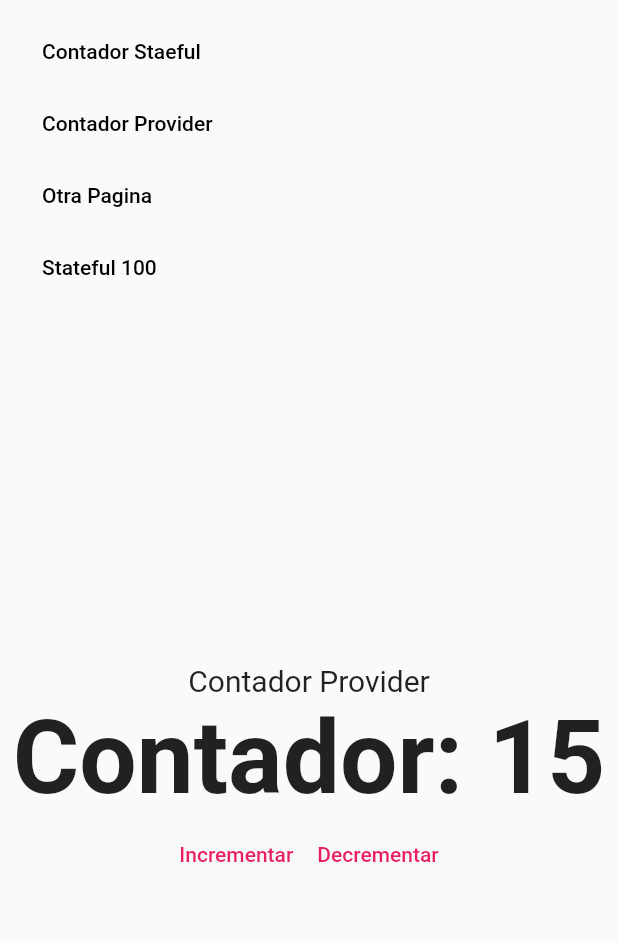
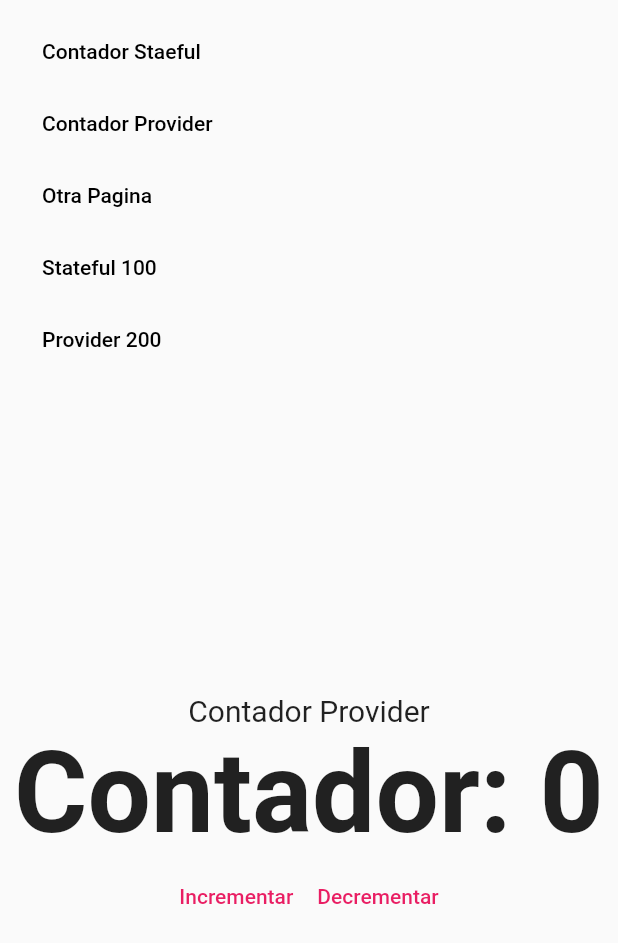
Before and after one commit to martinpelli/flutter_web, a Flutter app: the screen it shows after launch, after a tap on "Contador Provider", on a phone screen of 412 x 824 dp. Shown: the top 943 px of the screen. Run offline on Flutter 3.47's test engine with Material 2 defaults, Android fonts, the phone set to English and light mode, and no system bars; our stand-ins replace fluro, get_it.

Commit message:
router querys

```diff
--- a/lib/providers/counter_provider.dart
+++ b/lib/providers/counter_provider.dart
@@ -2,6 +2,12 @@ import 'package:flutter/cupertino.dart';
 import 'package:flutter/material.dart';
 
 class CounterProvider extends ChangeNotifier {
+  CounterProvider(String base) {
+    if (int.tryParse(base) != null) {
+      this._counter = int.parse(base);
+    }
+  }
+
   int _counter = 15;
 
   get counter => _counter;
--- a/lib/router/route_generator.dart
+++ b/lib/router/route_generator.dart
@@ -11,7 +11,11 @@ class RouteGenerator {
       case '/stateful':
         return _fadeRoute(CounterView(base: '5'), '/stateful');
       case '/provider':
-        return _fadeRoute(CounterProviderView(), '/provider');
+        return _fadeRoute(
+            CounterProviderView(
+              base: '5',
+            ),
+            '/provider');
       default:
         return _fadeRoute(View404(), '/404');
     }
--- /dev/null
+++ b/lib/router/route_handlers.dart
@@ -0,0 +1,18 @@
+import 'package:fluro/fluro.dart';
+
+import 'package:flutter_web/ui/views/counter_provider_view.dart';
+import 'package:flutter_web/ui/views/counter_view.dart';
+import 'package:flutter_web/ui/views/view_404.dart';
+
+final counterHandler = Handler(
+    handlerFunc: (context, params) =>
+        CounterView(base: params['base']?.first ?? '0'));
+
+final counterProviderHandler = Handler(
+    handlerFunc: (context, params) =>
+        CounterProviderView(base: params['q']?.first ?? '0'));
+
+final dashboardUserHandler =
+    Handler(handlerFunc: (context, params) => View404());
+
+final pageNotFound = Handler(handlerFunc: (_, __) => View404());
--- a/lib/router/router.dart
+++ b/lib/router/router.dart
@@ -1,30 +1,23 @@
 import 'package:fluro/fluro.dart';
-import 'package:flutter_web/ui/views/counter_provider_view.dart';
-import 'package:flutter_web/ui/views/counter_view.dart';
-import 'package:flutter_web/ui/views/view_404.dart';
+import 'package:flutter_web/router/route_handlers.dart';
 
 class Flurorouter {
   static final FluroRouter router = FluroRouter();
 
   static void configureRoutes() {
     router.define('/',
-        handler: _counterHandler, transitionType: TransitionType.fadeIn);
+        handler: counterHandler, transitionType: TransitionType.fadeIn);
+    //Stateful routes
     router.define('/stateful',
-        handler: _counterHandler, transitionType: TransitionType.fadeIn);
+        handler: counterHandler, transitionType: TransitionType.fadeIn);
     router.define('/stateful/:base',
-        handler: _counterHandler, transitionType: TransitionType.fadeIn);
+        handler: counterHandler, transitionType: TransitionType.fadeIn);
+    //Provider routes
     router.define('/provider',
-        handler: _counterProviderHandler,
-        transitionType: TransitionType.fadeIn);
-    router.notFoundHandler = _pageNotFound;
+        handler: counterProviderHandler, transitionType: TransitionType.fadeIn);
+    router.define('/dashboard/users/:userid/:roleid',
+        handler: dashboardUserHandler, transitionType: TransitionType.fadeIn);
+    //404 Not Found
+    router.notFoundHandler = pageNotFound;
   }
-
-  static Handler _counterHandler = Handler(
-      handlerFunc: (context, params) =>
-          CounterView(base: params['base']?[0] ?? '0'));
-
-  static Handler _counterProviderHandler =
-      Handler(handlerFunc: (context, params) => CounterProviderView());
-
-  static Handler _pageNotFound = Handler(handlerFunc: (_, __) => View404());
 }
--- a/lib/ui/pages/counter_provider_page.dart
+++ b/lib/ui/pages/counter_provider_page.dart
@@ -9,7 +9,7 @@ class CounterProviderPage extends StatelessWidget {
   @override
   Widget build(BuildContext context) {
     return ChangeNotifierProvider(
-        create: (_) => CounterProvider(), child: _CounterProviderPageBody());
+        create: (_) => CounterProvider('5'), child: _CounterProviderPageBody());
   }
 }
 
--- a/lib/ui/shared/custom_app_menu.dart
+++ b/lib/ui/shared/custom_app_menu.dart
@@ -47,6 +47,13 @@ class _TabletDesktopMenu extends StatelessWidget {
             onPressed: () =>
                 locator<NavigationService>().navigateTo('/stateful/100'),
             color: Colors.black,
+          ),
+          SizedBox(width: 10),
+          CustomFlatButton(
+            text: 'Provider 200',
+            onPressed: () =>
+                locator<NavigationService>().navigateTo('/provider?q=200'),
+            color: Colors.black,
           )
         ],
       ),
@@ -88,6 +95,13 @@ class _MobileMenu extends StatelessWidget {
             onPressed: () =>
                 locator<NavigationService>().navigateTo('/stateful/100'),
             color: Colors.black,
+          ),
+          SizedBox(width: 10),
+          CustomFlatButton(
+            text: 'Provider 200',
+            onPressed: () =>
+                locator<NavigationService>().navigateTo('/provider?q=200'),
+            color: Colors.black,
           )
         ],
       ),
--- a/lib/ui/views/counter_provider_view.dart
+++ b/lib/ui/views/counter_provider_view.dart
@@ -6,10 +6,14 @@ import 'package:flutter_web/ui/shared/custom_app_menu.dart';
 import 'package:flutter_web/ui/shared/custom_flat_button.dart';
 
 class CounterProviderView extends StatelessWidget {
+  final String base;
+
+  const CounterProviderView({Key? key, required this.base}) : super(key: key);
   @override
   Widget build(BuildContext context) {
     return ChangeNotifierProvider(
-        create: (_) => CounterProvider(), child: _CounterProviderPageBody());
+        create: (_) => CounterProvider(this.base),
+        child: _CounterProviderPageBody());
   }
 }
 
--- a/lib/ui/views/view_404.dart
+++ b/lib/ui/views/view_404.dart
@@ -6,7 +6,8 @@ class View404 extends StatelessWidget {
 
   @override
   Widget build(BuildContext context) {
-    return Center(
+    return Container(
+      color: Colors.white,
       child: Column(
         mainAxisAlignment: MainAxisAlignment.center,
         children: [
```
